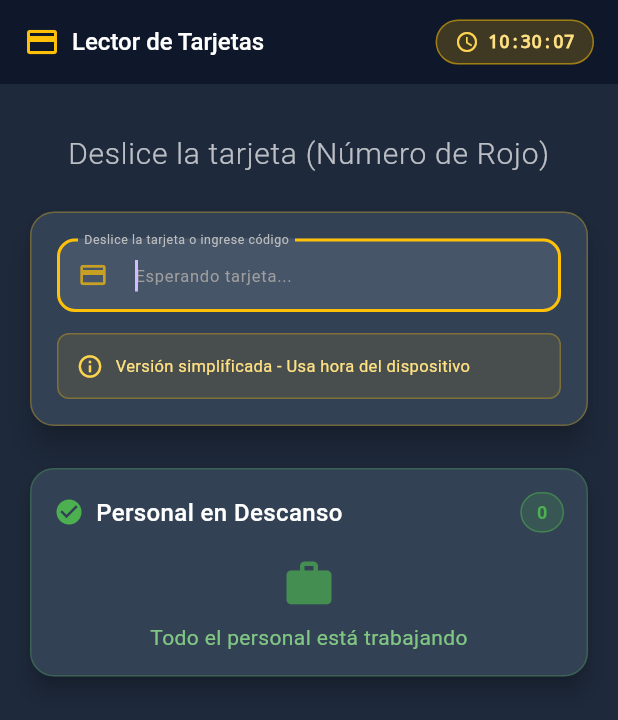
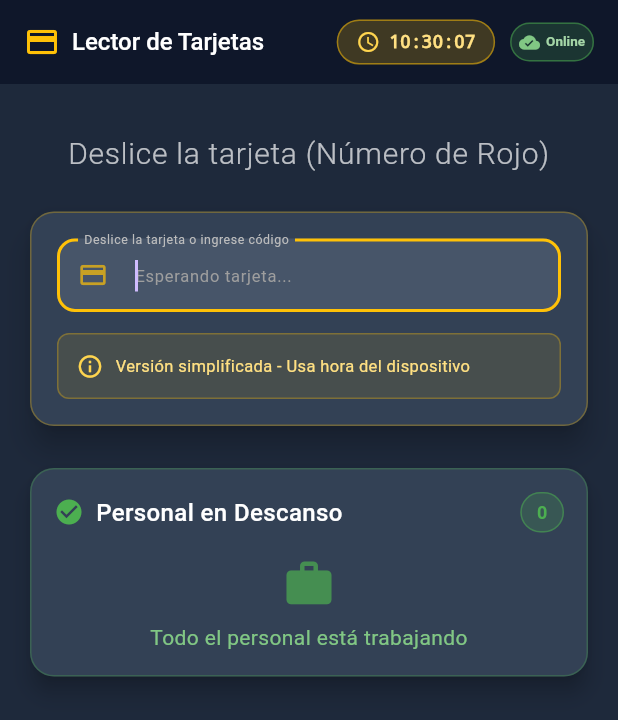
Before and after one commit to kennyAguilar/breaktimetracker_flutter, a Flutter app: the screen it shows after launch, on a phone screen of 412 x 824 dp. Shown: the top 720 px of the screen. Run offline on Flutter 3.47's test engine with Material 3 defaults, Android fonts, the phone set to English and light mode, and no system bars; our stand-ins replace flutter_dotenv, supabase_flutter; accounts and stored records are empty.

```diff
--- a/lib/main.dart
+++ b/lib/main.dart
@@ -150,6 +150,8 @@ class _CardEntryExitPageState extends State<CardEntryExitPage> {
   Timer? _refreshTimer;
   Timer? _clockTimer;
   String _currentTime = DateFormat('HH:mm:ss').format(DateTime.now());
+  bool _isOnline = true; // Estado de conexión
+  int _connectionErrors = 0; // Contador de errores consecutivos
 
   @override
   void initState() {
@@ -203,7 +205,8 @@ class _CardEntryExitPageState extends State<CardEntryExitPage> {
       final response = await Supabase.instance.client
           .from('descansos')
           .select('id, inicio, usuarios(nombre)')
-          .eq('tipo', 'Pendiente');
+          .eq('tipo', 'Pendiente')
+          .timeout(const Duration(seconds: 10)); // Timeout más corto
 
       if (mounted) {
         final personalData =
@@ -241,10 +244,50 @@ class _CardEntryExitPageState extends State<CardEntryExitPage> {
 
         setState(() {
           _personalEnDescanso = personalData;
+          // Resetear estado de conexión si estaba offline
+          if (!_isOnline) {
+            _isOnline = true;
+            _connectionErrors = 0;
+            if (mounted) {
+              _showResponseMessage(
+                context,
+                "🌐 Conexión restaurada",
+                isSuccess: true,
+              );
+            }
+          }
         });
       }
     } catch (e) {
-      print("Error al obtener personal en descanso: $e");
+      // Manejo mejorado de errores de conexión
+      String errorMessage = "Error de conexión a Supabase";
+
+      if (e.toString().contains('Failed host lookup') ||
+          e.toString().contains('SocketException')) {
+        errorMessage = "Sin conexión a Internet o servidor no disponible";
+        print("❌ PROBLEMA DE CONECTIVIDAD: $e");
+        print("🌐 Verifica la conexión a Internet del dispositivo");
+
+        setState(() {
+          _isOnline = false;
+          _connectionErrors++;
+        });
+
+        // Mostrar mensaje solo en el primer error o cada 5 errores
+        if (_connectionErrors == 1 || _connectionErrors % 5 == 0) {
+          if (mounted) {
+            _showResponseMessage(context, errorMessage, isSuccess: false);
+          }
+        }
+      } else if (e.toString().contains('TimeoutException')) {
+        errorMessage = "Timeout - Servidor muy lento";
+        print("⏰ TIMEOUT: $e");
+        setState(() => _isOnline = false);
+      } else {
+        errorMessage = "Error al obtener personal en descanso: $e";
+        print("❌ ERROR: $e");
+        setState(() => _isOnline = false);
+      }
     }
   }
 
@@ -289,11 +332,12 @@ class _CardEntryExitPageState extends State<CardEntryExitPage> {
       final supabase = Supabase.instance.client;
       print("🔍 Buscando usuario con código final: '$finalCode'");
 
-      // 1) Buscar usuario por tarjeta primero
+      // 1) Buscar usuario por tarjeta primero con timeout
       List<Map<String, dynamic>> userResponse = await supabase
           .from('usuarios')
           .select('*')
-          .eq('tarjeta', finalCode);
+          .eq('tarjeta', finalCode)
+          .timeout(const Duration(seconds: 10));
 
       print("🆔 Búsqueda por tarjeta: ${userResponse.length} resultados");
 
@@ -302,7 +346,8 @@ class _CardEntryExitPageState extends State<CardEntryExitPage> {
         userResponse = await supabase
             .from('usuarios')
             .select('*')
-            .eq('codigo', finalCode.toUpperCase());
+            .eq('codigo', finalCode.toUpperCase())
+            .timeout(const Duration(seconds: 10));
         print("🔤 Búsqueda por código: ${userResponse.length} resultados");
       }
 
@@ -328,7 +373,8 @@ class _CardEntryExitPageState extends State<CardEntryExitPage> {
           .from('descansos')
           .select('*')
           .eq('usuario_id', userId)
-          .eq('tipo', 'Pendiente');
+          .eq('tipo', 'Pendiente')
+          .timeout(const Duration(seconds: 10));
 
       print(
         "🔍 Descansos activos ('Pendiente') encontrados: ${descansosResponse.length}",
@@ -375,11 +421,14 @@ class _CardEntryExitPageState extends State<CardEntryExitPage> {
           print("🕐 Hora local (dispositivo): ${_formatTime(horaLocal)}");
           print("🕐 Hora UTC para BD: ${horaUTC.toIso8601String()}");
 
-          await supabase.from('descansos').insert({
-            'usuario_id': userId,
-            'inicio': horaUTC.toIso8601String(),
-            'tipo': 'Pendiente',
-          });
+          await supabase
+              .from('descansos')
+              .insert({
+                'usuario_id': userId,
+                'inicio': horaUTC.toIso8601String(),
+                'tipo': 'Pendiente',
+              })
+              .timeout(const Duration(seconds: 10));
 
           // 🔄 ACTUALIZAR LISTA INMEDIATAMENTE después de entrada exitosa
           await _fetchPersonalEnDescanso();
@@ -408,7 +457,14 @@ class _CardEntryExitPageState extends State<CardEntryExitPage> {
 
       String errorMessage = 'Error: $e';
 
-      if (e.toString().contains('401')) {
+      if (e.toString().contains('Failed host lookup') ||
+          e.toString().contains('SocketException')) {
+        errorMessage = '🌐 Sin conexión a Internet - Verifique la red';
+        setState(() => _isOnline = false);
+      } else if (e.toString().contains('TimeoutException')) {
+        errorMessage = '⏰ Timeout - Servidor muy lento, intente nuevamente';
+        setState(() => _isOnline = false);
+      } else if (e.toString().contains('401')) {
         errorMessage = '🔑 Error 401: Clave API inválida o proyecto incorrecto';
       } else if (e.toString().contains('404') ||
           (e.toString().contains('relation') &&
@@ -668,7 +724,8 @@ class _CardEntryExitPageState extends State<CardEntryExitPage> {
         await Supabase.instance.client
             .from('descansos')
             .delete()
-            .eq('id', descansoActivo['id']);
+            .eq('id', descansoActivo['id'])
+            .timeout(const Duration(seconds: 10));
 
         print("   ✅ Descanso cancelado exitosamente");
 
@@ -701,7 +758,8 @@ class _CardEntryExitPageState extends State<CardEntryExitPage> {
       print("   📝 Insertando tiempo de descanso...");
       await Supabase.instance.client
           .from('tiempos_descanso')
-          .insert(tiempoData);
+          .insert(tiempoData)
+          .timeout(const Duration(seconds: 10));
 
       print("   ✅ Tiempo insertado exitosamente");
 
@@ -710,7 +768,8 @@ class _CardEntryExitPageState extends State<CardEntryExitPage> {
       await Supabase.instance.client
           .from('descansos')
           .delete()
-          .eq('id', descansoActivo['id']);
+          .eq('id', descansoActivo['id'])
+          .timeout(const Duration(seconds: 10));
 
       print("   ✅ Descanso eliminado");
 
@@ -718,7 +777,8 @@ class _CardEntryExitPageState extends State<CardEntryExitPage> {
       final verificacionResponse = await Supabase.instance.client
           .from('descansos')
           .select('*')
-          .eq('usuario_id', usuarioId);
+          .eq('usuario_id', usuarioId)
+          .timeout(const Duration(seconds: 10));
 
       final descansosRestantes = verificacionResponse.length;
       print(
@@ -1291,6 +1351,76 @@ class _CardEntryExitPageState extends State<CardEntryExitPage> {
                 ],
               ),
             ),
+
+            // Indicador de estado de conexión
+            SizedBox(width: isSmallMobile ? 6 : 10),
+            Container(
+              padding: EdgeInsets.all(
+                isXLDesktop
+                    ? 8
+                    : isDesktop
+                    ? 7
+                    : isTablet
+                    ? 6
+                    : isSmallMobile
+                    ? 4
+                    : 5,
+              ),
+              decoration: BoxDecoration(
+                color:
+                    _isOnline
+                        ? Colors.green.withValues(alpha: 0.2)
+                        : Colors.red.withValues(alpha: 0.2),
+                borderRadius: BorderRadius.circular(20),
+                border: Border.all(
+                  color:
+                      _isOnline
+                          ? Colors.green.withValues(alpha: 0.5)
+                          : Colors.red.withValues(alpha: 0.5),
+                ),
+              ),
+              child: Row(
+                mainAxisSize: MainAxisSize.min,
+                children: [
+                  Icon(
+                    _isOnline ? Icons.cloud_done : Icons.cloud_off,
+                    color:
+                        _isOnline ? Colors.green.shade300 : Colors.red.shade300,
+                    size:
+                        isXLDesktop
+                            ? 18
+                            : isDesktop
+                            ? 16
+                            : isTablet
+                            ? 15
+                            : isSmallMobile
+                            ? 12
+                            : 14,
+                  ),
+                  if (!isSmallMobile) ...[
+                    SizedBox(width: 4),
+                    Text(
+                      _isOnline ? 'Online' : 'Offline',
+                      style: TextStyle(
+                        color:
+                            _isOnline
+                                ? Colors.green.shade200
+                                : Colors.red.shade200,
+                        fontSize:
+                            isXLDesktop
+                                ? 12
+                                : isDesktop
+                                ? 11
+                                : isTablet
+                                ? 10
+                                : 9,
+                        fontWeight: FontWeight.bold,
+                      ),
+                    ),
+                  ],
+                ],
+              ),
+            ),
           ],
         ),
         backgroundColor: const Color(0xFF0F172A),
```
Also changed, not shown: 2 other files.
